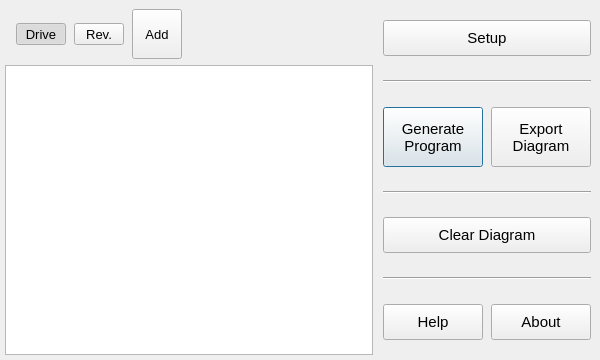
Qt form drawwindow.ui (OlyCow/draw-auton) before a commit.
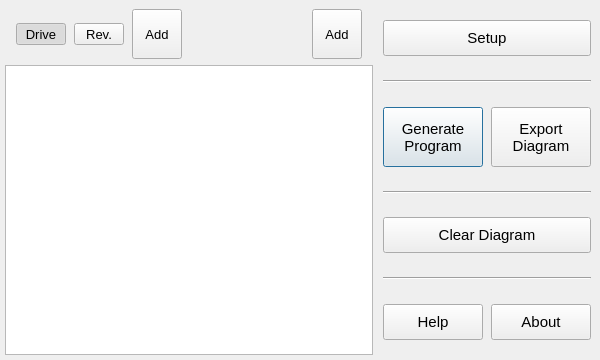
The same form after that commit. Icons and pictures are not drawn. Custom widgets are drawn as their Qt base class.

Patch:
```diff
--- a/drawwindow.ui
+++ b/drawwindow.ui
@@ -251,6 +251,47 @@
             </property>
            </spacer>
           </item>
+          <item>
+           <widget class="QToolButton" name="toolButton_add_2">
+            <property name="sizePolicy">
+             <sizepolicy hsizetype="Preferred" vsizetype="Expanding">
+              <horstretch>0</horstretch>
+              <verstretch>0</verstretch>
+             </sizepolicy>
+            </property>
+            <property name="minimumSize">
+             <size>
+              <width>50</width>
+              <height>0</height>
+             </size>
+            </property>
+            <property name="cursor">
+             <cursorShape>PointingHandCursor</cursorShape>
+            </property>
+            <property name="toolTip">
+             <string>Opens Setup dialog to add a new action.</string>
+            </property>
+            <property name="text">
+             <string>Add</string>
+            </property>
+            <property name="icon">
+             <iconset resource="icons.qrc">
+              <normaloff>:/icons/plus.png</normaloff>:/icons/plus.png</iconset>
+            </property>
+            <property name="iconSize">
+             <size>
+              <width>24</width>
+              <height>24</height>
+             </size>
+            </property>
+            <property name="shortcut">
+             <string>Shift+A</string>
+            </property>
+            <property name="toolButtonStyle">
+             <enum>Qt::ToolButtonTextUnderIcon</enum>
+            </property>
+           </widget>
+          </item>
          </layout>
         </widget>
        </widget>
```
Left out of the diff: 3 changed lines with no effect on the pictures.
